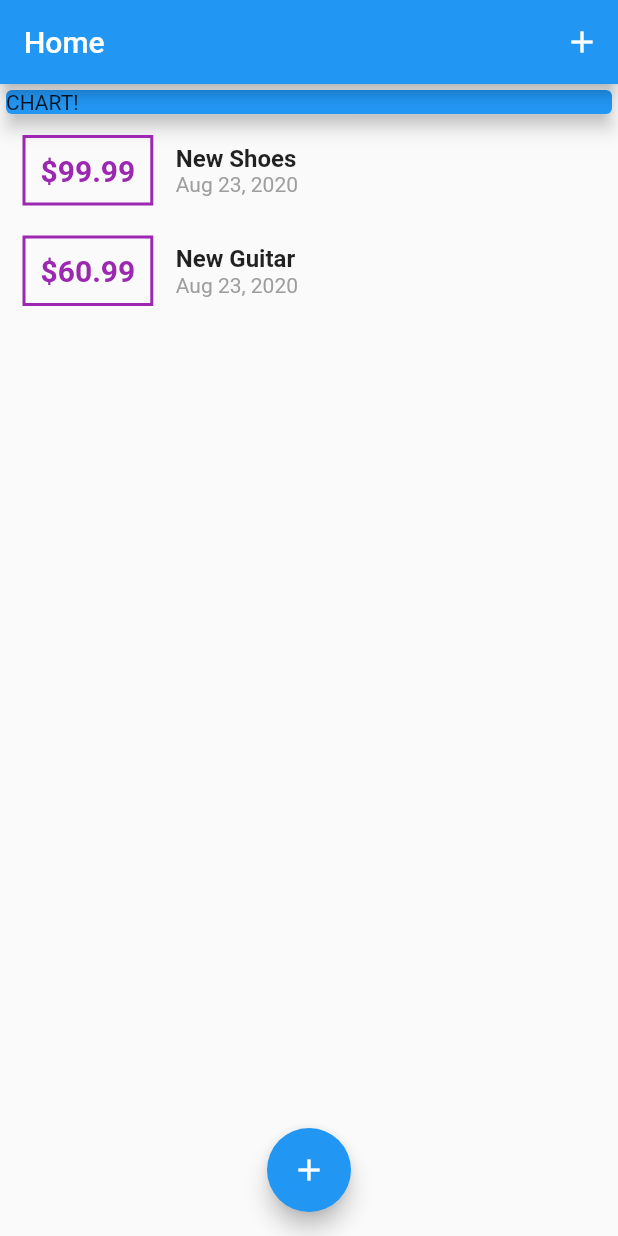
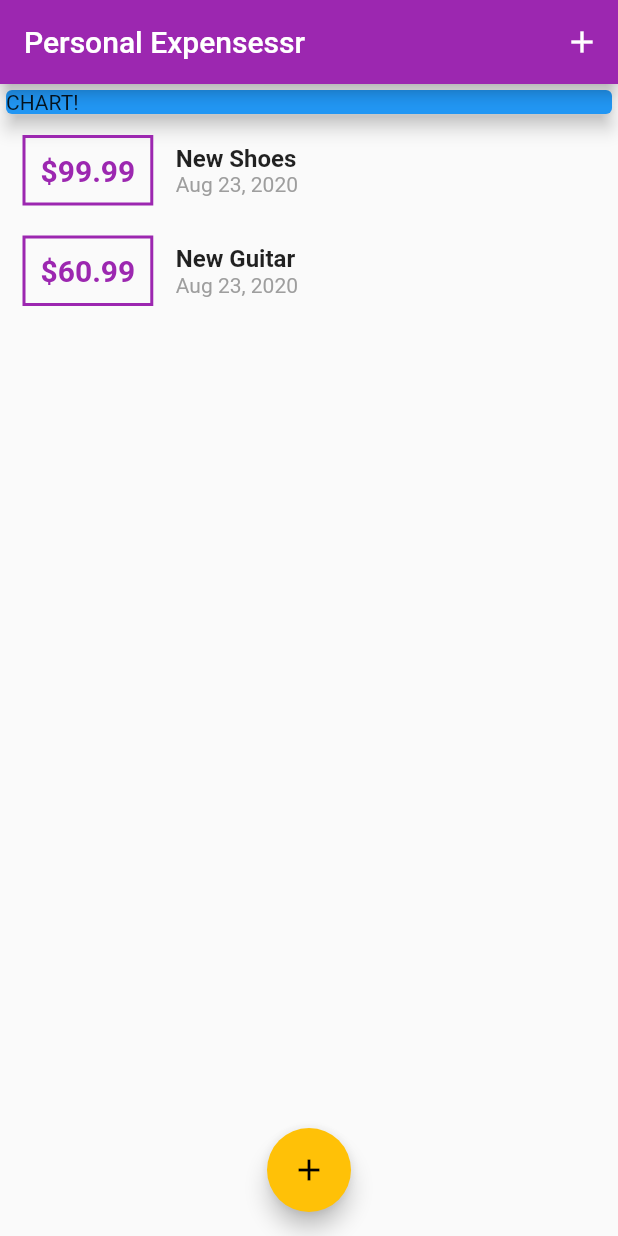
Before and after one commit to kittichanr/flutter_expense_planner, a Flutter app: the screen it shows after launch, on a phone screen of 412 x 824 dp. Run offline on Flutter 3.47's test engine with Material 2 defaults, Android fonts, the phone set to English and light mode, and no system bars.

Commit message:
add theme color

```diff
--- a/lib/main.dart
+++ b/lib/main.dart
@@ -10,6 +10,11 @@ class MyApp extends StatelessWidget {
   @override
   Widget build(BuildContext context) {
     return MaterialApp(
+      title: 'Personal Expenses',
+      theme: ThemeData(
+        primarySwatch: Colors.purple,
+        accentColor: Colors.amber,
+      ),
       home: MyHomePage(),
     );
   }
@@ -56,7 +61,7 @@ class _MyHomePageState extends State<MyHomePage> {
   Widget build(BuildContext context) {
     return Scaffold(
       appBar: AppBar(
-        title: Text('Home'),
+        title: Text('Personal Expensessr'),
         actions: <Widget>[
           IconButton(
             icon: Icon(Icons.add),
--- a/lib/widgets/transaction_list.dart
+++ b/lib/widgets/transaction_list.dart
@@ -23,13 +23,17 @@ class TransactionList extends StatelessWidget {
                     horizontal: 15,
                   ),
                   decoration: BoxDecoration(
-                      border: Border.all(color: Colors.purple, width: 2)),
+                      border: Border.all(
+                    color: Theme.of(context).primaryColor,
+                    width: 2,
+                  )),
                   child: Text(
                     '\$${transactions[index].amount.toStringAsFixed(2)}',
                     style: TextStyle(
-                        fontWeight: FontWeight.bold,
-                        fontSize: 20,
-                        color: Colors.purple),
+                      fontWeight: FontWeight.bold,
+                      fontSize: 20,
+                      color: Theme.of(context).primaryColor,
+                    ),
                   )),
               Column(
                 crossAxisAlignment: CrossAxisAlignment.start,
```
